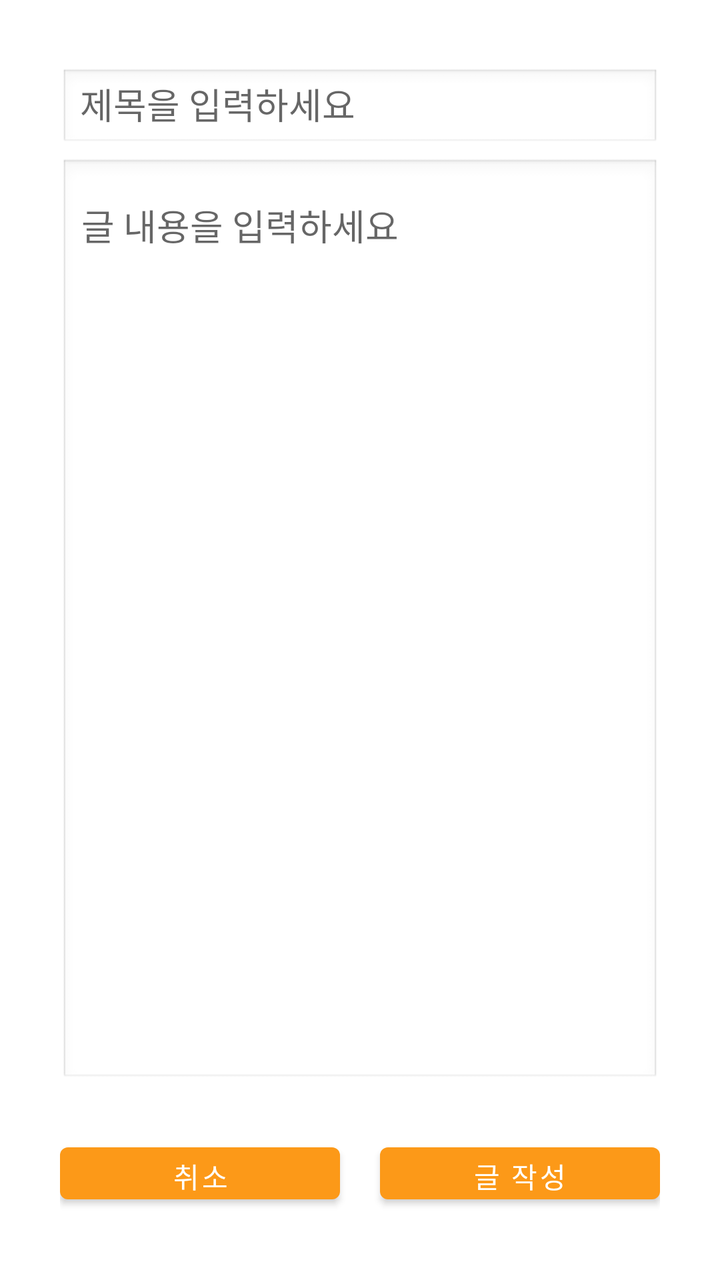
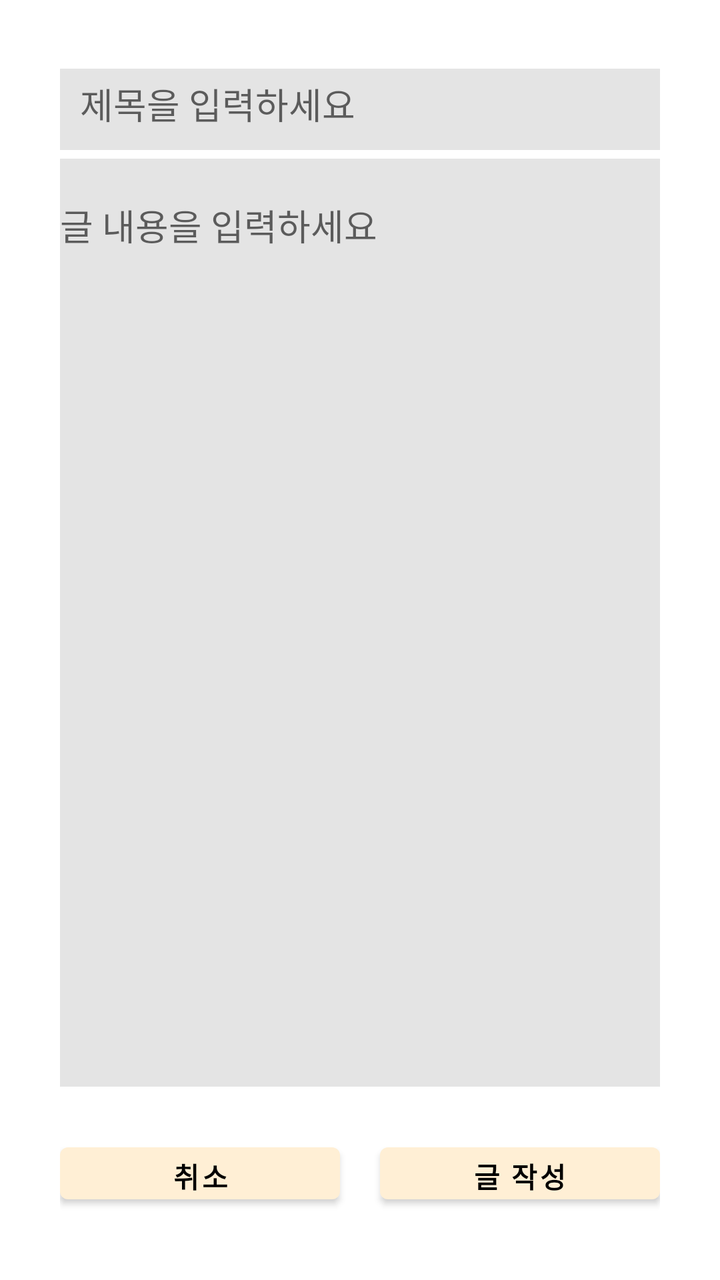

An Android layout rendered at two revisions. The XML below is the earlier revision; the diff shows what the commit changed to produce the second picture.
<!-- AndroidManifest.xml: application theme Theme.ReportView_003 -->
<!-- res/layout/qna_write_main.xml -->
<?xml version="1.0" encoding="utf-8"?>
<androidx.constraintlayout.widget.ConstraintLayout
    xmlns:android="http://schemas.android.com/apk/res/android"
    xmlns:app="http://schemas.android.com/apk/res-auto"
    android:layout_width="match_parent"
    android:layout_height="match_parent"
    android:padding="30dp">

    
    <EditText
        android:id="@+id/edit_text_title"
        android:layout_width="0dp"
        android:layout_height="0dp"
        app:layout_constraintHeight_percent="0.07"
        android:hint="제목을 입력하세요"
        android:padding="10dp"
        android:background="@android:drawable/edit_text"
        app:layout_constraintStart_toStartOf="parent"
        app:layout_constraintEnd_toEndOf="parent"
        app:layout_constraintTop_toTopOf="parent"
        app:layout_constraintBottom_toTopOf="@id/edit_text_content"/>

    
    <EditText
        android:id="@+id/edit_text_content"
        android:layout_width="0dp"
        android:layout_height="0dp"
        android:hint="글 내용을 입력하세요"
        android:gravity="top"
        android:paddingTop="20dp"
        android:paddingBottom="20dp"
        android:background="@android:drawable/edit_text"
        android:inputType="textMultiLine"
        android:minHeight="200dp"
        app:layout_constraintHeight_percent="0.8"
        app:layout_constraintStart_toStartOf="parent"
        app:layout_constraintEnd_toEndOf="parent"
        app:layout_constraintTop_toBottomOf="@id/edit_text_title"
        app:layout_constraintBottom_toTopOf="@id/button_layout" />

    
    <LinearLayout
        android:id="@+id/button_layout"
        android:layout_width="0dp"
        android:layout_height="0dp"
        android:paddingTop="20dp"
        app:layout_constraintHeight_percent="0.1"
        android:orientation="horizontal"
        android:gravity="center"
        app:layout_constraintStart_toStartOf="parent"
        app:layout_constraintEnd_toEndOf="parent"
        app:layout_constraintBottom_toBottomOf="parent"
        app:layout_constraintTop_toBottomOf="@id/edit_text_content">

        
        <Button
            android:id="@+id/button_cancel"
            android:layout_width="0dp"
            android:layout_height="wrap_content"
            android:layout_weight="1"
            android:text="취소"
            android:layout_marginEnd="10dp"/>

        
        <Button
            android:id="@+id/button_submit"
            android:layout_width="0dp"
            android:layout_height="wrap_content"
            android:layout_weight="1"
            android:text="글 작성"
            android:layout_marginStart="10dp"/>
    </LinearLayout>

</androidx.constraintlayout.widget.ConstraintLayout>
<!-- resources referenced by this layout -->
<resources>
  <style name="Theme.ReportView_003" parent="Theme.MaterialComponents.DayNight.NoActionBar">
          
          <item name="colorPrimary">@color/bg_color</item>
          <item name="colorPrimaryVariant">@color/orange_dark</item>
          <item name="colorOnPrimary">@color/white</item>
          
          <item name="colorSecondary">@color/teal_200</item>
          <item name="colorSecondaryVariant">@color/teal_700</item>
          <item name="colorOnSecondary">@color/black</item>
          
          <item name="android:statusBarColor">?attr/colorPrimaryVariant</item>
          
          
          <item name="android:textColorPrimary">@color/black</item>
          <item name="android:textColorSecondary">@color/black</item>
  
          
          <item name="android:navigationBarColor">@color/bg_color</item>
      </style>
  <color name="bg_color">#FC9918</color>"
  <color name="orange_dark">#875B00</color>"
  <color name="white">#FFFFFFFF</color>
  <color name="teal_200">#FF03DAC5</color>
  <color name="teal_700">#FF018786</color>
  <color name="black">#FF000000</color>
</resources>

<!-- the commit's change to res/layout/qna_write_main.xml (unified diff, before → after) -->
@@ -14,7 +14,7 @@
         app:layout_constraintHeight_percent="0.07"
         android:hint="제목을 입력하세요"
         android:padding="10dp"
-        android:background="@android:drawable/edit_text"
+        android:background="?attr/colorSecondary"
         app:layout_constraintStart_toStartOf="parent"
         app:layout_constraintEnd_toEndOf="parent"
         app:layout_constraintTop_toTopOf="parent"
@@ -29,7 +29,7 @@
         android:gravity="top"
         android:paddingTop="20dp"
         android:paddingBottom="20dp"
-        android:background="@android:drawable/edit_text"
+        android:background="?attr/colorSecondary"
         android:inputType="textMultiLine"
         android:minHeight="200dp"
         app:layout_constraintHeight_percent="0.8"
@@ -59,6 +59,8 @@
             android:layout_height="wrap_content"
             android:layout_weight="1"
             android:text="취소"
+            android:textStyle="bold"
+            android:textColor="?attr/colorOnSecondary"
             android:layout_marginEnd="10dp"/>
 
         
@@ -68,6 +70,8 @@
             android:layout_height="wrap_content"
             android:layout_weight="1"
             android:text="글 작성"
+            android:textStyle="bold"
+            android:textColor="?attr/colorOnSecondary"
             android:layout_marginStart="10dp"/>
     </LinearLayout>
 
<!-- resource entries referenced after the edit -->
@@ -3,27 +3,25 @@
   <style name="Theme.ReportView_003" parent="Theme.MaterialComponents.DayNight.NoActionBar">
           
           <item name="colorPrimary">@color/bg_color</item>
-          <item name="colorPrimaryVariant">@color/orange_dark</item>
-          <item name="colorOnPrimary">@color/white</item>
+          <item name="colorPrimaryVariant">@color/bg_color</item>
+          <item name="colorOnPrimary">@color/black</item>
           
-          <item name="colorSecondary">@color/teal_200</item>
-          <item name="colorSecondaryVariant">@color/teal_700</item>
+          <item name="colorSecondary">#E4E4E4</item>
+          <item name="colorSecondaryVariant">#D1D1D1</item>
           <item name="colorOnSecondary">@color/black</item>
           
           <item name="android:statusBarColor">?attr/colorPrimaryVariant</item>
           
           
+          <item name="android:textColor">@color/black</item>
           <item name="android:textColorPrimary">@color/black</item>
           <item name="android:textColorSecondary">@color/black</item>
   
           
           <item name="android:navigationBarColor">@color/bg_color</item>
+          <item name="android:tint">@color/black</item>
       </style>
-  <color name="bg_color">#FC9918</color>"
-  <color name="orange_dark">#875B00</color>"
-  <color name="white">#FFFFFFFF</color>
-  <color name="teal_200">#FF03DAC5</color>
-  <color name="teal_700">#FF018786</color>
+  <color name="bg_color">#FFEFD5</color>"
   <color name="black">#FF000000</color>
 </resources>
 
